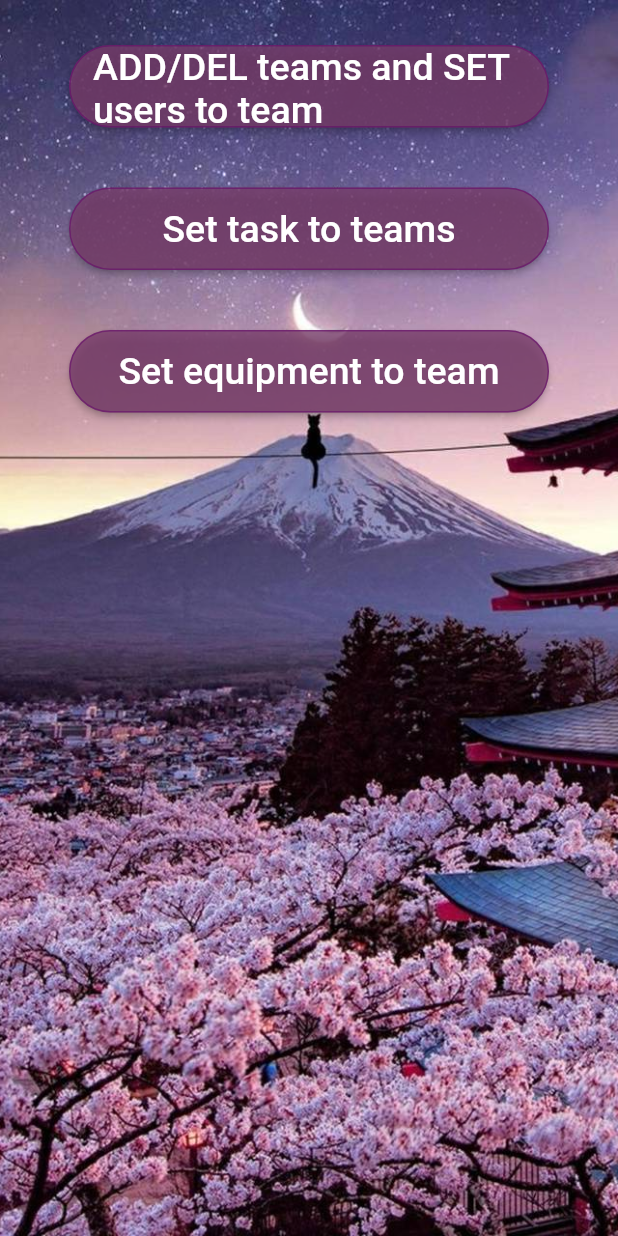
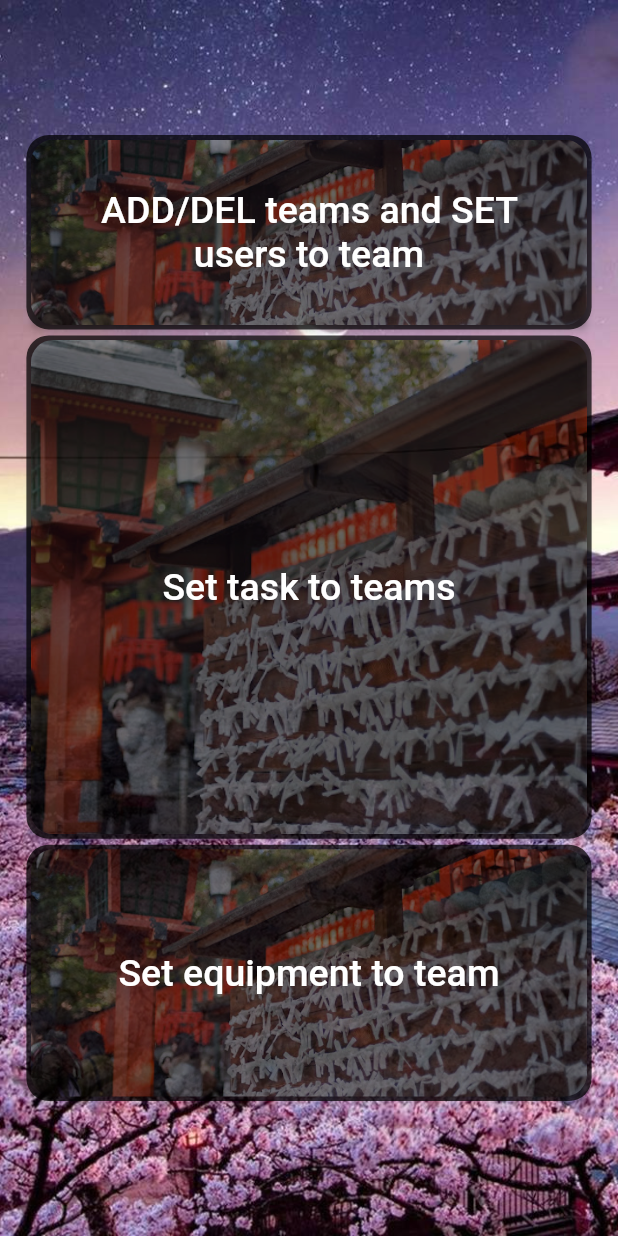
Before and after one commit to YuunOoO/DragCon, a Flutter app: the adminpage screen opened directly, on a phone screen of 412 x 824 dp. Run offline on Flutter 3.47's test engine with Material 2 defaults, Android fonts, the phone set to English and light mode, and no system bars; our stand-ins replace flutter_animation_progress_bar, google_maps_flutter, local_auth, location, permission_handler and 2 more; missing offline and left inert: dart:ffi, drag_and_drop_lists; accounts and stored records are empty; network calls fail; Roboto replaces fonts that are missing (jyunjun).

Commit message:
adminpage

```diff
--- a/lib/Pages/adminpage.dart
+++ b/lib/Pages/adminpage.dart
@@ -11,6 +11,7 @@ import 'package:flutter/material.dart';
 import '../NavBar.dart';
 import '../main.dart';
 import 'dart:collection';
+import 'package:sizer/sizer.dart';
 
 class adminpage extends StatefulWidget {
   @override
@@ -38,8 +39,8 @@ class _adminpage extends State<adminpage> {
               children: <Widget>[
                 Container(
                   padding: new EdgeInsets.all(10.0),
-                  height: double.infinity,
-                  width: double.infinity,
+                  height: 100.h,
+                  width: 100.w,
                   decoration: BoxDecoration(
                     image: DecorationImage(
                       image: AssetImage("assets/images/loginback.jpg"),
@@ -47,92 +48,128 @@ class _adminpage extends State<adminpage> {
                     ),
                   ),
                   child: Column(
-                    mainAxisAlignment: MainAxisAlignment.start,
+                    mainAxisAlignment: MainAxisAlignment.center,
                     children: <Widget>[
-                      SizedBox(
-                        height: 20,
+                      Container(
+                          height: 15.h,
+                          width: 90.w,
+                          decoration: BoxDecoration(
+                            borderRadius: BorderRadius.circular(15),
+                            image: DecorationImage(
+                              image: AssetImage("assets/images/adm1.jpg"),
+                              fit: BoxFit.cover,
+                              opacity: 0.5,
                             ),
-                      ConstrainedBox(
-                          constraints:
-                              BoxConstraints.tightFor(width: 320, height: 55),
+                            boxShadow: [
+                              BoxShadow(
+                                  color: Color.fromARGB(185, 0, 0, 0),
+                                  spreadRadius: 3),
+                            ],
+                          ),
                           child: ElevatedButton(
                               style: ButtonStyle(
                                 foregroundColor:
                                     MaterialStateProperty.all<Color>(
-                                          Color.fromARGB(255, 255, 255, 255)),
+                                  Color.fromARGB(255, 255, 255, 255),
+                                ),
                                 backgroundColor:
                                     MaterialStateProperty.all<Color>(
-                                          Color.fromARGB(202, 119, 60, 106)),
-                                  shape: MaterialStateProperty.all<RoundedRectangleBorder>(
-                                      RoundedRectangleBorder(
-                                          borderRadius:
-                                              BorderRadius.circular(30.0),
-                                          side: BorderSide(
-                                              color:
-                                                  Color.fromARGB(125, 97, 0, 105))))),
+                                  Color.fromARGB(0, 0, 0, 0),
+                                ),
+                              ),
                               onPressed: () {
                                 Navigator.push(context,
                                     MaterialPageRoute(builder: (context) {
                                   return teams();
                                 }));
                               },
-                              child: Text('ADD/DEL teams and SET users to team', style: TextStyle(fontSize: 25)))),
+                              child: Text(
+                                'ADD/DEL teams and SET users to team',
+                                textAlign: TextAlign.center,
+                                style: TextStyle(fontSize: 25),
+                              ))),
                       SizedBox(
-                        height: 40,
+                        width: 10,
+                        height: 10,
                       ),
-                      ConstrainedBox(
-                          constraints:
-                              BoxConstraints.tightFor(width: 320, height: 55),
+                      Container(
+                          height: 40.h,
+                          width: 90.w,
+                          decoration: BoxDecoration(
+                            borderRadius: BorderRadius.circular(15),
+                            image: DecorationImage(
+                              image: AssetImage("assets/images/adm1.jpg"),
+                              fit: BoxFit.cover,
+                              opacity: 0.5,
+                            ),
+                            boxShadow: [
+                              BoxShadow(
+                                  color: Color.fromARGB(185, 0, 0, 0),
+                                  spreadRadius: 3),
+                            ],
+                          ),
                           child: ElevatedButton(
                               style: ButtonStyle(
                                 foregroundColor:
                                     MaterialStateProperty.all<Color>(
-                                          Color.fromARGB(255, 255, 255, 255)),
+                                  Color.fromARGB(255, 255, 255, 255),
+                                ),
                                 backgroundColor:
                                     MaterialStateProperty.all<Color>(
-                                          Color.fromARGB(202, 119, 60, 106)),
-                                  shape: MaterialStateProperty.all<RoundedRectangleBorder>(
-                                      RoundedRectangleBorder(
-                                          borderRadius:
-                                              BorderRadius.circular(30.0),
-                                          side: BorderSide(
-                                              color:
-                                                  Color.fromARGB(125, 97, 0, 105))))),
+                                  Color.fromARGB(0, 0, 0, 0),
+                                ),
+                              ),
                               onPressed: () {
                                 Navigator.push(context,
                                     MaterialPageRoute(builder: (context) {
                                   return TaskToTeam();
                                 }));
                               },
-                              child: Text('Set task to teams', style: TextStyle(fontSize: 25)))),
+                              child: Text(
+                                'Set task to teams',
+                                style: TextStyle(fontSize: 25),
+                              ))),
                       SizedBox(
-                        height: 40,
+                        width: 10,
+                        height: 10,
                       ),
-                      ConstrainedBox(
-                          constraints:
-                              BoxConstraints.tightFor(width: 320, height: 55),
+                      Container(
+                          height: 20.h,
+                          width: 90.w,
+                          decoration: BoxDecoration(
+                            borderRadius: BorderRadius.circular(15),
+                            image: DecorationImage(
+                              image: AssetImage("assets/images/adm1.jpg"),
+                              fit: BoxFit.cover,
+                              opacity: 0.5,
+                            ),
+                            boxShadow: [
+                              BoxShadow(
+                                  color: Color.fromARGB(185, 0, 0, 0),
+                                  spreadRadius: 3),
+                            ],
+                          ),
                           child: ElevatedButton(
                               style: ButtonStyle(
                                 foregroundColor:
                                     MaterialStateProperty.all<Color>(
-                                          Color.fromARGB(255, 255, 255, 255)),
+                                  Color.fromARGB(255, 255, 255, 255),
+                                ),
                                 backgroundColor:
                                     MaterialStateProperty.all<Color>(
-                                          Color.fromARGB(202, 119, 60, 106)),
-                                  shape: MaterialStateProperty.all<RoundedRectangleBorder>(
-                                      RoundedRectangleBorder(
-                                          borderRadius:
-                                              BorderRadius.circular(30.0),
-                                          side: BorderSide(
-                                              color:
-                                                  Color.fromARGB(125, 97, 0, 105))))),
+                                  Color.fromARGB(0, 0, 0, 0),
+                                ),
+                              ),
                               onPressed: () {
                                 Navigator.push(context,
                                     MaterialPageRoute(builder: (context) {
                                   return ToolsToTeam();
                                 }));
                               },
-                              child: Text('Set equipment to team', style: TextStyle(fontSize: 25))))
+                              child: Text(
+                                'Set equipment to team',
+                                style: TextStyle(fontSize: 25),
+                              )))
                     ],
                   ),
                 )
--- a/lib/global.dart
+++ b/lib/global.dart
@@ -3,10 +3,10 @@
 //sciezki do naszych plikow z php na serwerze
 import 'mysql/tables.dart';
 
-const String URL_reg = 'http://192.168.2.4/flutter/reg.php';
-const String URL_log = 'http://192.168.2.4/flutter/login.php';
-const String URL_getData = 'http://192.168.2.4/flutter/get_data.php';
-const String URL_update = 'http://192.168.2.4/flutter/update.php';
+const String URL_reg = 'http://192.168.1.106/flutter/reg.php';
+const String URL_log = 'http://192.168.1.106/flutter/login.php';
+const String URL_getData = 'http://192.168.1.106/flutter/get_data.php';
+const String URL_update = 'http://192.168.1.106/flutter/update.php';
 
 //zmienne globalne
 //Users user = new Users(admin: 2, id: '', password: '', email: '');
```
Also changed, not shown: assets/images/adm1.jpg (added). Lines whose indentation alone changed are shown as unchanged.
